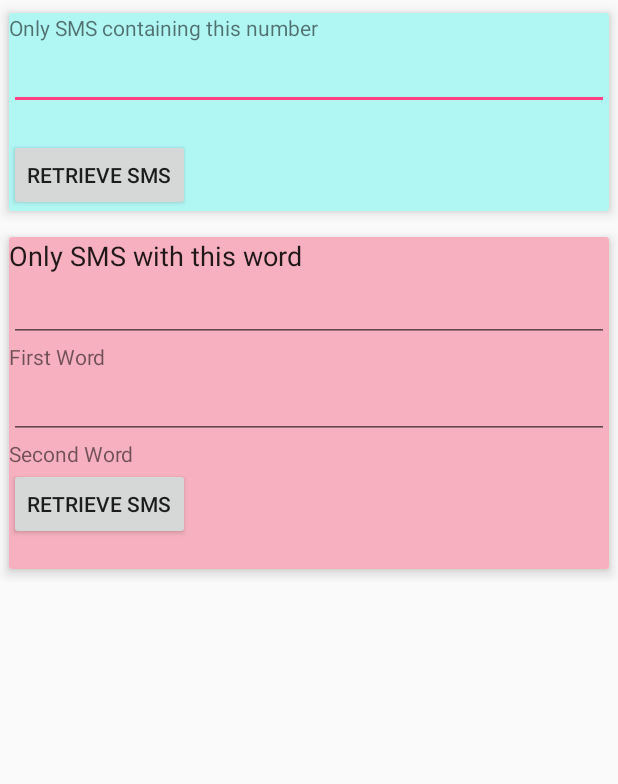
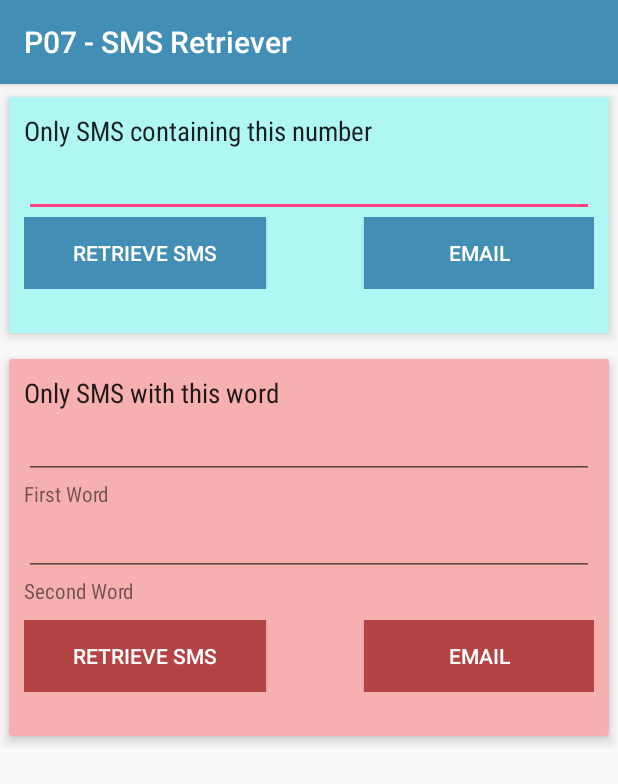
Before and after one commit to tokgrumps/P07-SMSRetriever, an Android app: the screen it shows after launch (MainActivity), on a phone screen of 412 x 824 dp. Shown: the top 784 px of the screen. Run offline under Robolectric (Android 15) with nearby library versions, the phone set to English and light mode, and no system bars.

Commit message:
stable version

```diff
--- a/app/src/main/java/android/myapplicationdev/com/p07_smsretriever/MainActivity.java
+++ b/app/src/main/java/android/myapplicationdev/com/p07_smsretriever/MainActivity.java
@@ -13,8 +13,6 @@ public class MainActivity extends AppCompatActivity {
         super.onCreate(savedInstanceState);
         setContentView(R.layout.activity_main);
 
-        getSupportActionBar().hide();
-
         FragmentManager fm = getSupportFragmentManager();
         FragmentTransaction ft = fm.beginTransaction();
 
--- a/app/src/main/java/android/myapplicationdev/com/p07_smsretriever/NumberFragment.java
+++ b/app/src/main/java/android/myapplicationdev/com/p07_smsretriever/NumberFragment.java
@@ -3,6 +3,7 @@ package android.myapplicationdev.com.p07_smsretriever;
 
 import android.Manifest;
 import android.content.ContentResolver;
+import android.content.Intent;
 import android.content.pm.PackageManager;
 import android.database.Cursor;
 import android.net.Uri;
@@ -26,7 +27,7 @@ import android.widget.Toast;
  */
 public class NumberFragment extends Fragment {
 
-    Button btn;
+    Button btn, btnEmail;
     TextView tvResult1;
     EditText et;
 
@@ -39,7 +40,31 @@ public class NumberFragment extends Fragment {
         tvResult1 = (TextView) view.findViewById(R.id.tvResult1);
 
         btn = (Button) view.findViewById(R.id.btnRetrieve1);
+        btnEmail = (Button) view.findViewById(R.id.btnEmail1);
         et = (EditText) view.findViewById(R.id.etNumber);
+
+        btnEmail.setOnClickListener(new View.OnClickListener() {
+            @Override
+            public void onClick(View v) {
+                // The action you want this intent to do;
+                // ACTION_SEND is used to indicate sending text
+                Intent email = new Intent(Intent.ACTION_SEND);
+                // Put essentials like email address, subject & body text
+                email.putExtra(Intent.EXTRA_EMAIL,
+                        new String[]{"jason_lim@rp.edu.sg"});
+                email.putExtra(Intent.EXTRA_SUBJECT,
+                        "Test Email from C347");
+                email.putExtra(Intent.EXTRA_TEXT,
+                        tvResult1.getText());
+                // This MIME type indicates email
+                email.setType("message/rfc822");
+                // createChooser shows user a list of app that can handle
+                // this MIME type, which is, email
+                startActivity(Intent.createChooser(email,
+                        "Choose an Email client :"));
+
+            }
+        });
 
         btn.setOnClickListener(new View.OnClickListener() {
             public void onClick(View view) {
--- a/app/src/main/java/android/myapplicationdev/com/p07_smsretriever/WordFragment.java
+++ b/app/src/main/java/android/myapplicationdev/com/p07_smsretriever/WordFragment.java
@@ -3,6 +3,7 @@ package android.myapplicationdev.com.p07_smsretriever;
 
 import android.Manifest;
 import android.content.ContentResolver;
+import android.content.Intent;
 import android.content.pm.PackageManager;
 import android.database.Cursor;
 import android.net.Uri;
@@ -26,7 +27,7 @@ import android.widget.Toast;
  */
 public class WordFragment extends Fragment {
 
-    Button btn;
+    Button btn, btnEmail;
     TextView tvResult2;
     EditText et, et2;
 
@@ -36,8 +37,32 @@ public class WordFragment extends Fragment {
         View view = inflater.inflate(R.layout.fragment_word, container,false);
         tvResult2 = (TextView) view.findViewById(R.id.tvResult2);
         btn = (Button) view.findViewById(R.id.btnRetrieve2);
+        btnEmail = (Button) view.findViewById(R.id.btnEmail2);
         et = (EditText) view.findViewById(R.id.etWord);
         et2 = (EditText) view.findViewById(R.id.etWord2);
+
+        btnEmail.setOnClickListener(new View.OnClickListener() {
+            @Override
+            public void onClick(View v) {
+                // The action you want this intent to do;
+                // ACTION_SEND is used to indicate sending text
+                Intent email = new Intent(Intent.ACTION_SEND);
+                // Put essentials like email address, subject & body text
+                email.putExtra(Intent.EXTRA_EMAIL,
+                        new String[]{"jason_lim@rp.edu.sg"});
+                email.putExtra(Intent.EXTRA_SUBJECT,
+                        "Test Email from C347");
+                email.putExtra(Intent.EXTRA_TEXT,
+                        tvResult2.getText());
+                // This MIME type indicates email
+                email.setType("message/rfc822");
+                // createChooser shows user a list of app that can handle
+                // this MIME type, which is, email
+                startActivity(Intent.createChooser(email,
+                        "Choose an Email client :"));
+
+            }
+        });
 
         btn.setOnClickListener(new View.OnClickListener() {
             public void onClick(View view) {
--- a/app/src/main/res/layout-land/activity_main.xml
+++ b/app/src/main/res/layout-land/activity_main.xml
@@ -8,11 +8,17 @@
     <LinearLayout
         android:layout_width="match_parent"
         android:layout_height="match_parent"
-        android:orientation="vertical">
+        android:orientation="horizontal">
+
+        <ScrollView
+            android:layout_width="match_parent"
+            android:layout_height="match_parent"
+            android:layout_weight="1">
 
             <android.support.v7.widget.CardView
                 android:layout_width="match_parent"
-            android:layout_height="match_parent"
+                android:layout_height="wrap_content"
+                android:layout_weight="1"
                 app:cardElevation="5dp"
                 app:cardUseCompatPadding="true">
 
@@ -23,10 +29,17 @@
 
                 </FrameLayout>
             </android.support.v7.widget.CardView>
+        </ScrollView>
+
+        <ScrollView
+            android:layout_width="match_parent"
+            android:layout_height="match_parent"
+            android:layout_weight="1">
 
             <android.support.v7.widget.CardView
                 android:layout_width="match_parent"
-            android:layout_height="match_parent"
+                android:layout_height="wrap_content"
+                android:layout_weight="1"
                 app:cardElevation="5dp"
                 app:cardUseCompatPadding="true">
 
@@ -37,6 +50,7 @@
 
                 </FrameLayout>
             </android.support.v7.widget.CardView>
+        </ScrollView>
 
     </LinearLayout>
 
--- a/app/src/main/res/layout/activity_main.xml
+++ b/app/src/main/res/layout/activity_main.xml
@@ -11,9 +11,13 @@
         android:layout_height="match_parent"
         android:orientation="vertical">
 
+        <ScrollView
+            android:layout_width="match_parent"
+            android:layout_height="match_parent">
+
             <android.support.v7.widget.CardView
                 android:layout_width="match_parent"
-            android:layout_height="match_parent"
+                android:layout_height="wrap_content"
                 app:cardElevation="5dp"
                 app:cardUseCompatPadding="true">
 
@@ -24,10 +28,15 @@
 
                 </FrameLayout>
             </android.support.v7.widget.CardView>
+        </ScrollView>
+
+        <ScrollView
+            android:layout_width="match_parent"
+            android:layout_height="match_parent">
 
             <android.support.v7.widget.CardView
                 android:layout_width="match_parent"
-            android:layout_height="match_parent"
+                android:layout_height="wrap_content"
                 app:cardElevation="5dp"
                 app:cardUseCompatPadding="true">
 
@@ -38,6 +47,7 @@
 
                 </FrameLayout>
             </android.support.v7.widget.CardView>
+        </ScrollView>
 
     </LinearLayout>
 </ScrollView>
--- a/app/src/main/res/layout/fragment_number.xml
+++ b/app/src/main/res/layout/fragment_number.xml
@@ -4,30 +4,58 @@
     android:layout_height="match_parent"
     android:background="#b0f6f3"
     android:orientation="vertical"
+    android:padding="10dp"
     tools:context=".NumberFragment">
 
     <TextView
         android:id="@+id/tvFrag1"
         android:layout_width="wrap_content"
         android:layout_height="wrap_content"
-        android:text="Only SMS containing this number" />
+        android:fontFamily="sans-serif-condensed"
+        android:text="Only SMS containing this number"
+        android:textAppearance="@android:style/TextAppearance.Medium" />
 
     <EditText
         android:id="@+id/etNumber"
         android:layout_width="match_parent"
         android:layout_height="wrap_content"
         android:ems="10"
+        android:fontFamily="sans-serif-condensed"
         android:inputType="number" />
+
+    <LinearLayout
+        android:layout_width="match_parent"
+        android:layout_height="wrap_content"
+        android:orientation="horizontal">
+
+        <Button
+            android:id="@+id/btnRetrieve1"
+            android:layout_width="wrap_content"
+            android:layout_height="wrap_content"
+            android:layout_weight="1"
+            android:background="@color/colorPrimary"
+            android:text="Retrieve SMS"
+            android:textColor="@android:color/white" />
+
+        <Space
+            android:layout_width="wrap_content"
+            android:layout_height="wrap_content"
+            android:layout_weight="1" />
+
+        <Button
+            android:id="@+id/btnEmail1"
+            android:layout_width="wrap_content"
+            android:layout_height="wrap_content"
+            android:layout_weight="1"
+            android:background="@color/colorPrimary"
+            android:text="EMAIL"
+            android:textColor="@android:color/white" />
+    </LinearLayout>
 
     <TextView
         android:id="@+id/tvResult1"
         android:layout_width="match_parent"
-        android:layout_height="wrap_content" />
-
-    <Button
-        android:id="@+id/btnRetrieve1"
-        android:layout_width="wrap_content"
         android:layout_height="wrap_content"
-        android:text="Retrieve SMS" />
+        android:fontFamily="sans-serif-condensed" />
 
 </LinearLayout>
--- a/app/src/main/res/layout/fragment_word.xml
+++ b/app/src/main/res/layout/fragment_word.xml
@@ -2,14 +2,16 @@
     xmlns:tools="http://schemas.android.com/tools"
     android:layout_width="match_parent"
     android:layout_height="match_parent"
-    android:background="#f6b0bf"
+    android:background="#f6b0b0"
     android:orientation="vertical"
+    android:padding="10dp"
     tools:context=".WordFragment">
 
     <TextView
         android:id="@+id/tvFrag2"
         android:layout_width="wrap_content"
         android:layout_height="wrap_content"
+        android:fontFamily="sans-serif-condensed"
         android:text="Only SMS with this word"
         android:textAppearance="@android:style/TextAppearance.Medium" />
 
@@ -18,12 +20,14 @@
         android:layout_width="match_parent"
         android:layout_height="wrap_content"
         android:ems="10"
+        android:fontFamily="sans-serif-condensed"
         android:inputType="textPersonName" />
 
     <TextView
         android:id="@+id/textView"
         android:layout_width="wrap_content"
         android:layout_height="wrap_content"
+        android:fontFamily="sans-serif-condensed"
         android:text="First Word" />
 
     <EditText
@@ -31,19 +35,48 @@
         android:layout_width="match_parent"
         android:layout_height="wrap_content"
         android:ems="10"
+        android:fontFamily="sans-serif-condensed"
         android:inputType="textPersonName" />
 
     <TextView
         android:id="@+id/textView2"
         android:layout_width="wrap_content"
         android:layout_height="wrap_content"
+        android:fontFamily="sans-serif-condensed"
         android:text="Second Word" />
 
-    <Button
-        android:id="@+id/btnRetrieve2"
-        android:layout_width="wrap_content"
-        android:layout_height="wrap_content"
-        android:text="Retrieve SMS" />
+    <Space
+        android:layout_width="match_parent"
+        android:layout_height="10dp" />
+
+    <LinearLayout
+        android:layout_width="match_parent"
+        android:layout_height="match_parent"
+        android:orientation="horizontal">
+
+        <Button
+            android:id="@+id/btnRetrieve2"
+            android:layout_width="wrap_content"
+            android:layout_height="wrap_content"
+            android:layout_weight="1"
+            android:background="#b44343"
+            android:text="Retrieve SMS"
+            android:textColor="@android:color/white" />
+
+        <Space
+            android:layout_width="wrap_content"
+            android:layout_height="wrap_content"
+            android:layout_weight="1" />
+
+        <Button
+            android:id="@+id/btnEmail2"
+            android:layout_width="wrap_content"
+            android:layout_height="wrap_content"
+            android:layout_weight="1"
+            android:background="#b44343"
+            android:text="EMAIL"
+            android:textColor="@android:color/white" />
+    </LinearLayout>
 
     <TextView
         android:id="@+id/tvResult2"
--- a/app/src/main/res/values/colors.xml
+++ b/app/src/main/res/values/colors.xml
@@ -1,6 +1,6 @@
 <?xml version="1.0" encoding="utf-8"?>
 <resources>
-    <color name="colorPrimary">#ffffff</color>
-    <color name="colorPrimaryDark">#ffffff</color>
+    <color name="colorPrimary">#438eb4</color>
+    <color name="colorPrimaryDark">#336c89</color>
     <color name="colorAccent">#FF4081</color>
 </resources>
```
Lines whose indentation alone changed are shown as unchanged.
